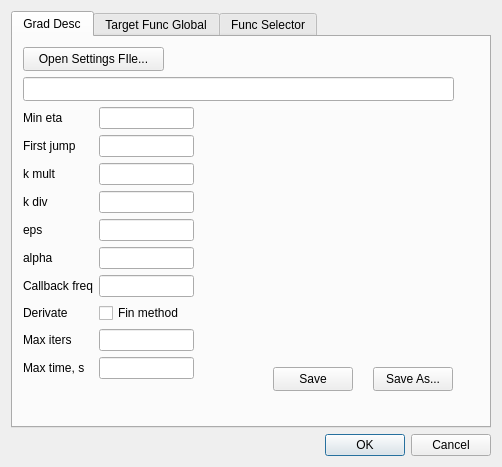
Above: DialogGradConfig.ui from znseday/snnoro before the change. Below: the same form after it.
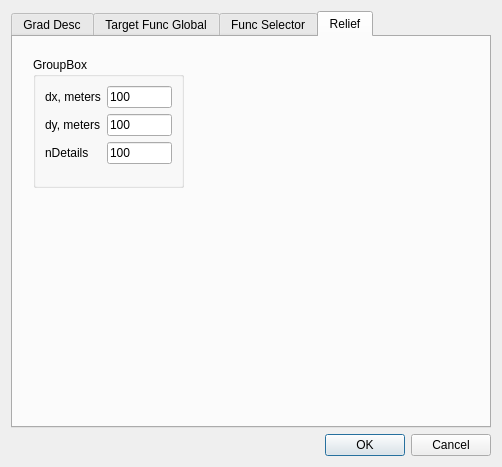
That is the form after the change. The open tabs and pages were chosen to show the change.

Commit message: GridRelief works, settings added

Diff of the .ui file:
```diff
--- a/DialogGradConfig.ui
+++ b/DialogGradConfig.ui
@@ -460,6 +460,68 @@
          </layout>
         </widget>
        </widget>
+       <widget class="QWidget" name="tabRelief">
+        <attribute name="title">
+         <string>Relief</string>
+        </attribute>
+        <widget class="QGroupBox" name="groupBoxGridReliefSettings">
+         <property name="geometry">
+          <rect>
+           <x>20</x>
+           <y>20</y>
+           <width>151</width>
+           <height>131</height>
+          </rect>
+         </property>
+         <property name="title">
+          <string>GroupBox</string>
+         </property>
+         <layout class="QFormLayout" name="formLayout_GridReliefSettings">
+          <item row="0" column="0">
+           <widget class="QLabel" name="label_20">
+            <property name="text">
+             <string>dx, meters</string>
+            </property>
+           </widget>
+          </item>
+          <item row="1" column="0">
+           <widget class="QLabel" name="label_21">
+            <property name="text">
+             <string>dy, meters</string>
+            </property>
+           </widget>
+          </item>
+          <item row="2" column="0">
+           <widget class="QLabel" name="label_22">
+            <property name="text">
+             <string>nDetails</string>
+            </property>
+           </widget>
+          </item>
+          <item row="0" column="1">
+           <widget class="QLineEdit" name="EditGrid_dx">
+            <property name="text">
+             <string>100</string>
+            </property>
+           </widget>
+          </item>
+          <item row="1" column="1">
+           <widget class="QLineEdit" name="EditGrid_dy">
+            <property name="text">
+             <string>100</string>
+            </property>
+           </widget>
+          </item>
+          <item row="2" column="1">
+           <widget class="QLineEdit" name="EditGrid_nDetails">
+            <property name="text">
+             <string>100</string>
+            </property>
+           </widget>
+          </item>
+         </layout>
+        </widget>
+       </widget>
       </widget>
      </item>
     </layout>
```
Left out of the diff: 4 changed lines with no effect on the pictures. The commit also changes 6 other files.
